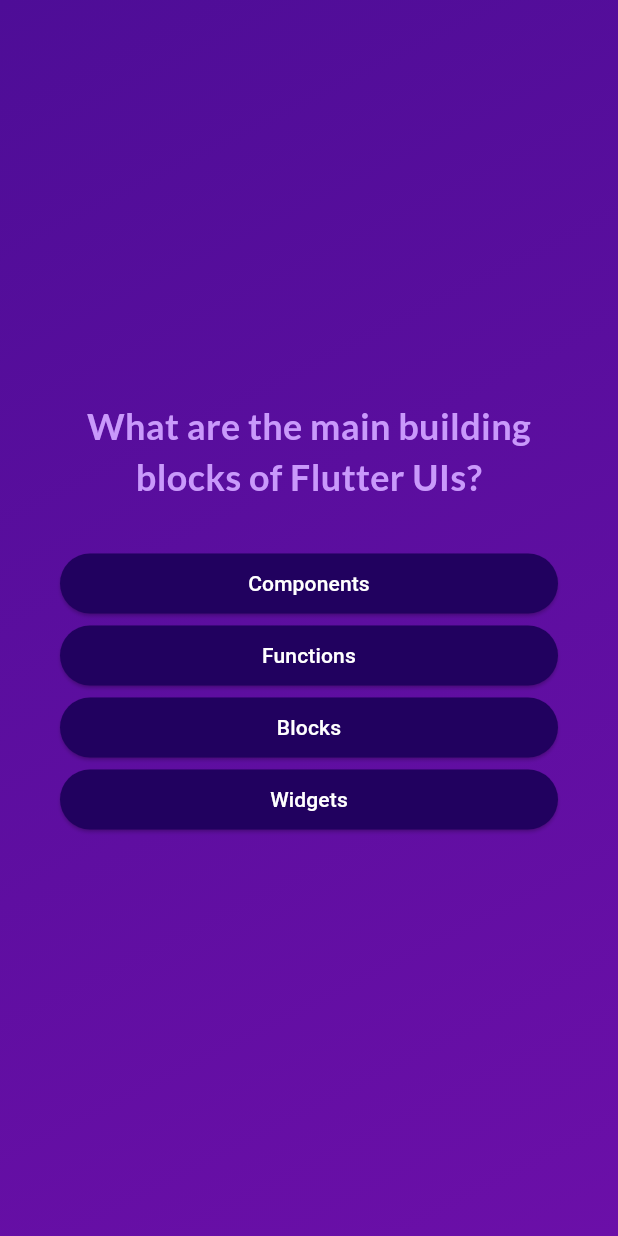
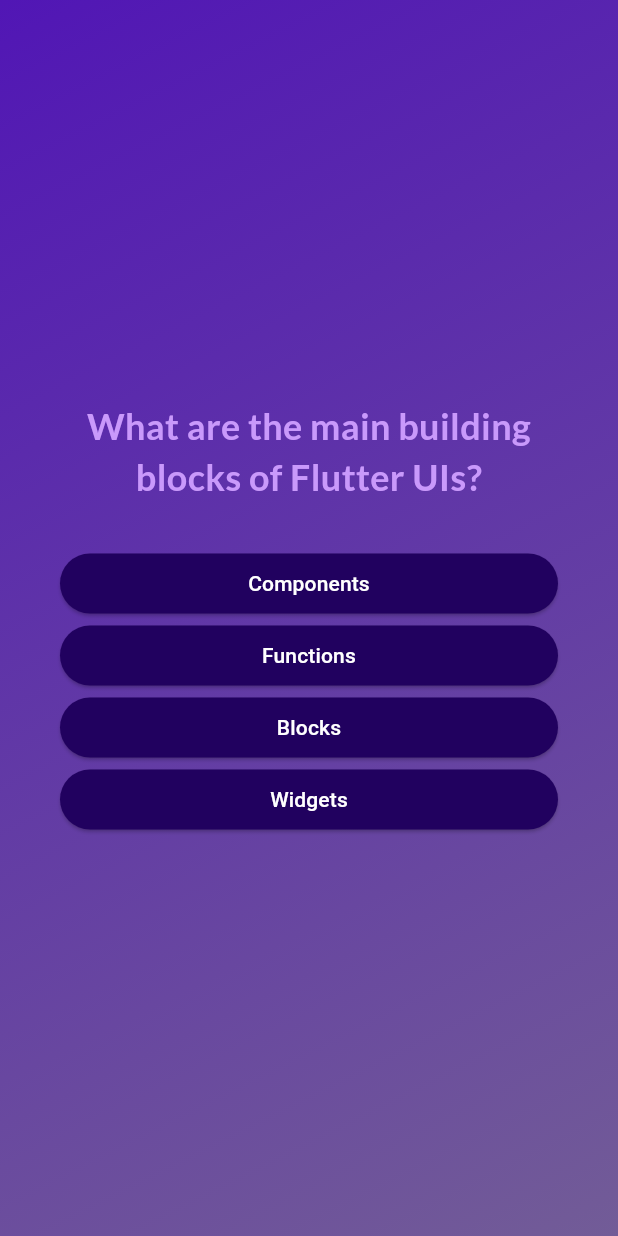
Before and after one commit to RayLeonii/quiz, a Flutter app: the screen it shows after launch, after a tap on "Start Quiz", on a phone screen of 412 x 824 dp. Run offline on Flutter 3.47's test engine with Material 3 defaults, Android fonts, the phone set to English and light mode, and no system bars; our stand-ins replace google_fonts.

Commit message:
dark them

```diff
--- a/lib/questions_summary/summary_item.dart
+++ b/lib/questions_summary/summary_item.dart
@@ -22,7 +22,7 @@ class SummaryItem extends StatelessWidget {
         children: [
           QuestionIdentifier(
             isCorrectAnswer: isCorrectAnswer,
-            questionIndex: itemData['question'] as int,
+            questionIndex: itemData['question_index'] as int,
           ),
           const SizedBox(width: 20),
           Expanded(
--- a/lib/quiz.dart
+++ b/lib/quiz.dart
@@ -4,6 +4,14 @@ import 'package:quiz/start_screen.dart';
 import 'package:quiz/questions_screen.dart';
 import 'package:quiz/data/questions.dart';
 import 'package:quiz/results_screen.dart';
+
+var kColorScheme =
+    ColorScheme.fromSeed(seedColor: Color.fromARGB(255, 96, 59, 181));
+
+var kDarkColorScheme = ColorScheme.fromSeed(
+  brightness: Brightness.dark,
+  seedColor: Color.fromARGB(255, 5, 99, 125),
+);
 
 class Quiz extends StatefulWidget {
   const Quiz({super.key});
@@ -37,6 +45,7 @@ class _QuizState extends State<Quiz> {
   void restartQuiz() {
     setState(() {
       _activeScreen = 'questions-screen';
+      _selectedAnswers = [];
     });
   }
 
@@ -46,7 +55,7 @@ class _QuizState extends State<Quiz> {
 
     if (_activeScreen == 'questions-screen') {
       screenWidget = QuestionsScreen(
-        onSelectAnswer: _chooseAnswer,
+        onSelectAnswer: _chooseAnswer
         );
     }
 
@@ -58,13 +67,31 @@ class _QuizState extends State<Quiz> {
     }
 
     return MaterialApp(
-      home: Scaffold(
+      theme: ThemeData().copyWith(
+        colorScheme: kColorScheme,
+      ),
+      darkTheme: ThemeData.dark().copyWith(
+        colorScheme: kDarkColorScheme,
+      ),
+      themeMode: ThemeMode.system,
+      home: Builder(
+        builder: (context) {
+          final brightness = Theme.of(context).brightness;
+          final isDark = brightness == Brightness.dark;
+
+          return Scaffold(
             body: Container(
-          decoration: const BoxDecoration(
-            gradient: LinearGradient(
+              decoration: BoxDecoration(
+                gradient: isDark
+                    ? const LinearGradient(
+                        colors: [Colors.black, Colors.black],
+                        begin: Alignment.topLeft,
+                        end: Alignment.bottomRight,
+                      )
+                    : const LinearGradient(
                         colors: [
-                Color.fromARGB(255, 78, 13, 151),
-                Color.fromARGB(255, 107, 15, 168),
+                          Color.fromARGB(255, 81, 22, 181),
+                          Color.fromARGB(255, 114, 92, 151),
                         ],
                         begin: Alignment.topLeft,
                         end: Alignment.bottomRight,
@@ -72,6 +99,8 @@ class _QuizState extends State<Quiz> {
               ),
               child: screenWidget,
             ),
+          );
+        },
       ),
     );
   }
```
Also changed, not shown: pubspec.lock, 1 other file. Lines whose indentation alone changed are shown as unchanged.
